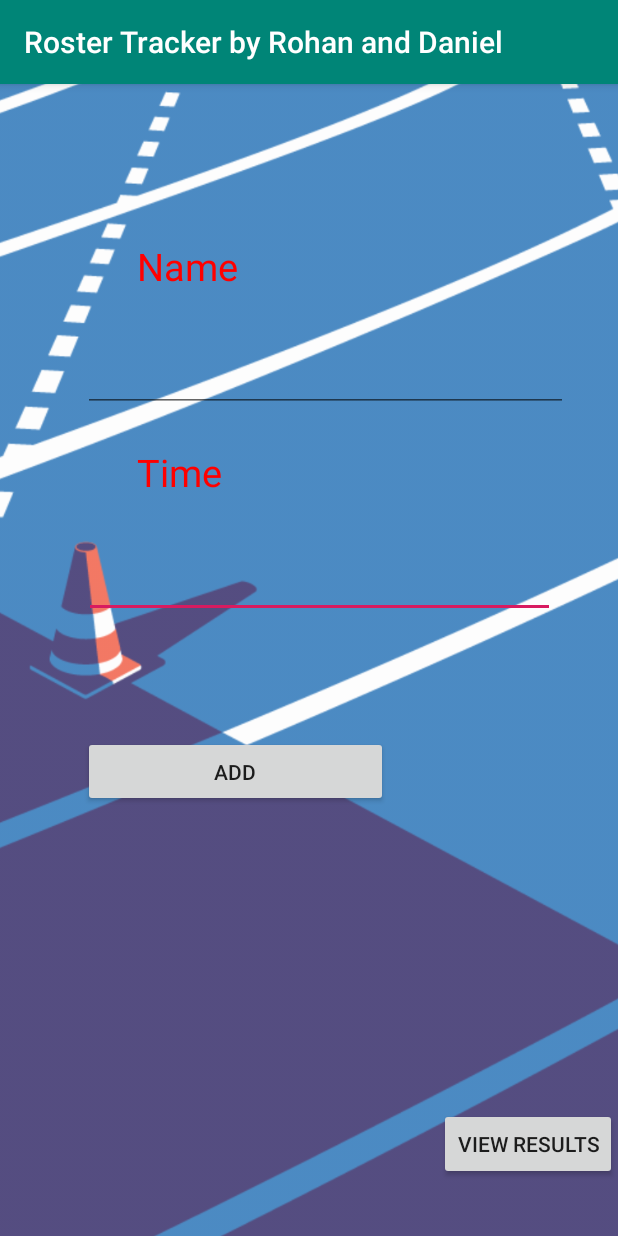
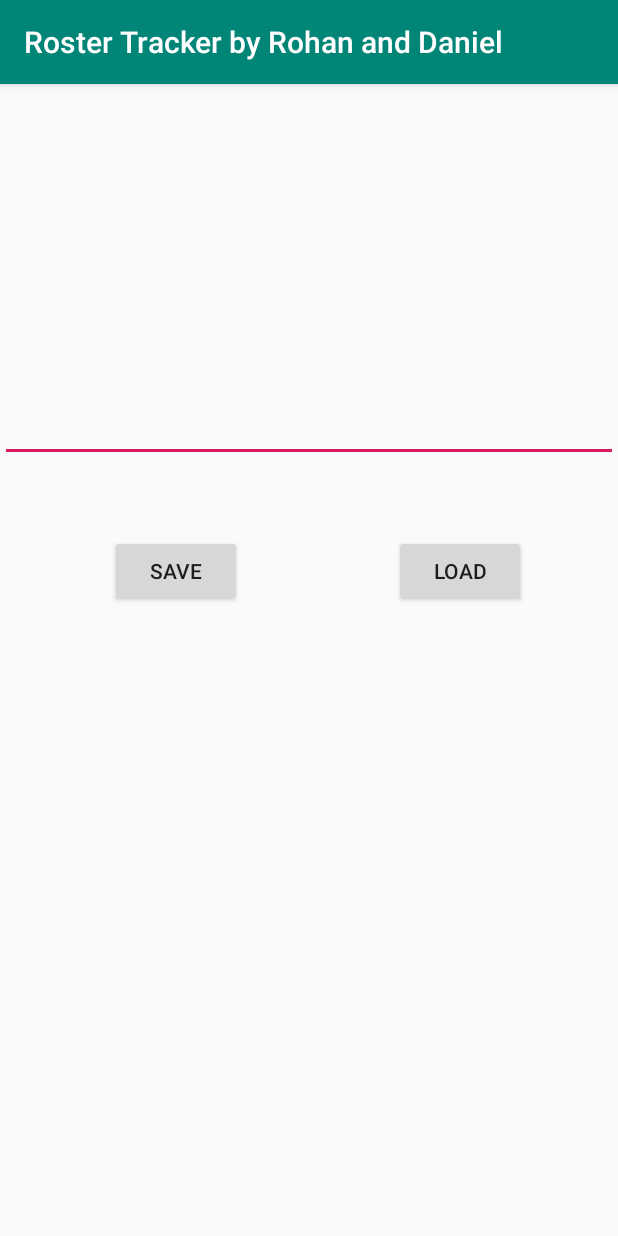
Before and after one commit to rohanshah22/TrackAndField, an Android app: the MainActivity screen opened directly, with no data from a screen before it, on a phone screen of 412 x 824 dp. Run offline under Robolectric (Android 15) with nearby library versions, the phone set to English and light mode, and no system bars.

Commit message:
version 2:33PM 10/2/2019

```diff
--- a/app/src/main/res/layout/activity_main.xml
+++ b/app/src/main/res/layout/activity_main.xml
@@ -6,112 +6,39 @@
     android:layout_height="match_parent"
     tools:context=".MainActivity">
 
-    <ImageView
-        android:id="@+id/imageView"
-        android:layout_width="822dp"
-        android:layout_height="1421dp"
-        android:alpha=".7"
-        android:cropToPadding="false"
-        android:scaleType="fitStart"
-        app:layout_constraintBottom_toBottomOf="parent"
-        app:layout_constraintEnd_toEndOf="parent"
-        app:layout_constraintHorizontal_bias="0.401"
-        app:layout_constraintStart_toStartOf="parent"
-        app:layout_constraintTop_toTopOf="parent"
-        app:layout_constraintVertical_bias="0.389"
-        app:srcCompat="@drawable/bg" />
-
-    <EditText
-        android:id="@+id/edit_text2"
-        android:layout_width="314dp"
-        android:layout_height="80dp"
-        android:layout_marginStart="55dp"
-        android:layout_marginTop="257dp"
-        android:layout_marginEnd="42dp"
-        android:layout_marginBottom="393dp"
-        android:textColor="#000000"
-        android:textSize="26sp"
-        app:layout_constraintBottom_toBottomOf="parent"
-        app:layout_constraintEnd_toEndOf="parent"
-        app:layout_constraintStart_toStartOf="parent"
-        app:layout_constraintTop_toTopOf="parent" />
-
     <EditText
         android:id="@+id/edit_text"
-        android:layout_width="323dp"
-        android:layout_height="80dp"
-        android:layout_marginStart="55dp"
-        android:layout_marginTop="120dp"
-        android:layout_marginEnd="33dp"
-        android:layout_marginBottom="531dp"
-        android:textColor="#000000"
-        android:textSize="26sp"
+        android:layout_width="match_parent"
+        android:layout_height="200dp"
         app:layout_constraintBottom_toBottomOf="parent"
-        app:layout_constraintEnd_toEndOf="parent"
-        app:layout_constraintStart_toStartOf="parent"
-        app:layout_constraintTop_toTopOf="parent" />
+        app:layout_constraintTop_toTopOf="parent"
+        app:layout_constraintVertical_bias="0.092"
+        tools:layout_editor_absoluteX="0dp" />
 
     <Button
         android:id="@+id/button_save"
-        android:layout_width="203dp"
-        android:layout_height="47dp"
-        android:layout_marginStart="55dp"
-        android:layout_marginTop="416dp"
-        android:layout_marginEnd="153dp"
-        android:layout_marginBottom="268dp"
+        android:layout_width="wrap_content"
+        android:layout_height="wrap_content"
         android:onClick="save"
-        android:text="Add"
+        android:text="save"
         app:layout_constraintBottom_toBottomOf="parent"
         app:layout_constraintEnd_toEndOf="parent"
+        app:layout_constraintHorizontal_bias="0.226"
         app:layout_constraintStart_toStartOf="parent"
-        app:layout_constraintTop_toTopOf="parent" />
+        app:layout_constraintTop_toTopOf="parent"
+        app:layout_constraintVertical_bias="0.418" />
 
     <Button
         android:id="@+id/button_load"
         android:layout_width="wrap_content"
         android:layout_height="wrap_content"
-        android:layout_marginStart="307dp"
-        android:layout_marginTop="664dp"
-        android:layout_marginEnd="16dp"
-        android:layout_marginBottom="19dp"
-        android:onClick="switchActivity"
-        android:text="View Results"
+        android:onClick="load"
+        android:text="load"
         app:layout_constraintBottom_toBottomOf="parent"
         app:layout_constraintEnd_toEndOf="parent"
+        app:layout_constraintHorizontal_bias="0.811"
         app:layout_constraintStart_toStartOf="parent"
-        app:layout_constraintTop_toTopOf="parent" />
-
-    <TextView
-        android:id="@+id/textView"
-        android:layout_width="wrap_content"
-        android:layout_height="wrap_content"
-        android:layout_marginStart="91dp"
-        android:layout_marginTop="86dp"
-        android:layout_marginEnd="253dp"
-        android:layout_marginBottom="611dp"
-        android:text="Name"
-        android:textColor="#FF0000"
-        android:textSize="25sp"
-        app:layout_constraintBottom_toBottomOf="parent"
-        app:layout_constraintEnd_toEndOf="parent"
-        app:layout_constraintStart_toStartOf="parent"
-        app:layout_constraintTop_toTopOf="parent" />
-
-    <TextView
-        android:id="@+id/textView2"
-        android:layout_width="wrap_content"
-        android:layout_height="wrap_content"
-        android:layout_marginStart="91dp"
-        android:layout_marginTop="223dp"
-        android:layout_marginEnd="264dp"
-        android:layout_marginBottom="474dp"
-        android:text="Time"
-        android:textColor="#FF0000"
-        android:textSize="25sp"
-        app:layout_constraintBottom_toBottomOf="parent"
-        app:layout_constraintEnd_toEndOf="parent"
-        app:layout_constraintStart_toStartOf="parent"
-        app:layout_constraintTop_toTopOf="parent" />
-
+        app:layout_constraintTop_toTopOf="parent"
+        app:layout_constraintVertical_bias="0.418" />
 
 </androidx.constraintlayout.widget.ConstraintLayout>
```
Also changed, not shown: app/src/main/java/com/example/trackandfield/MainActivity.java (+17 -64 lines).
